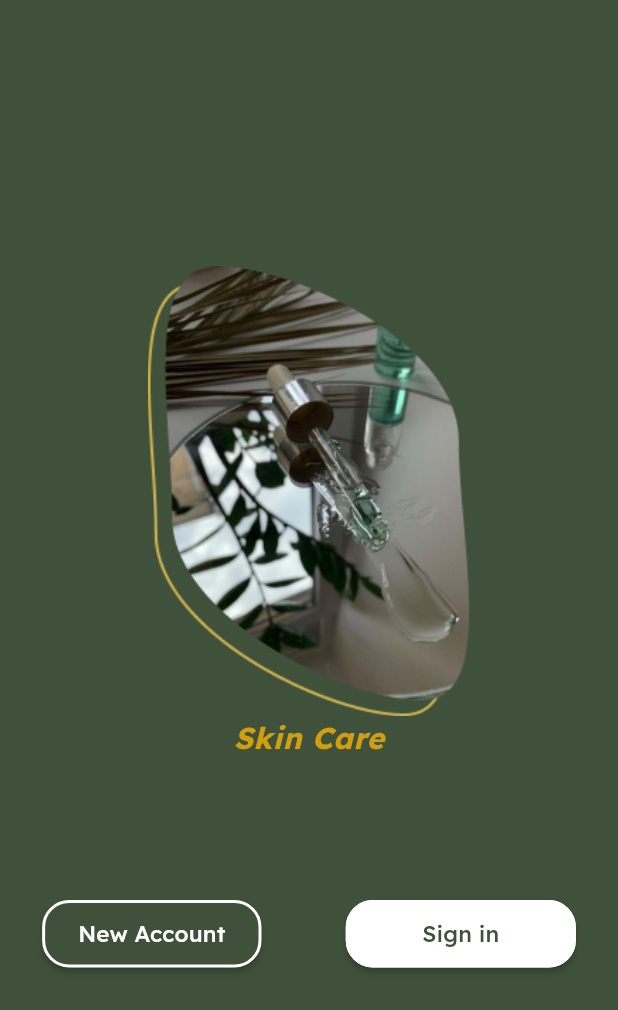
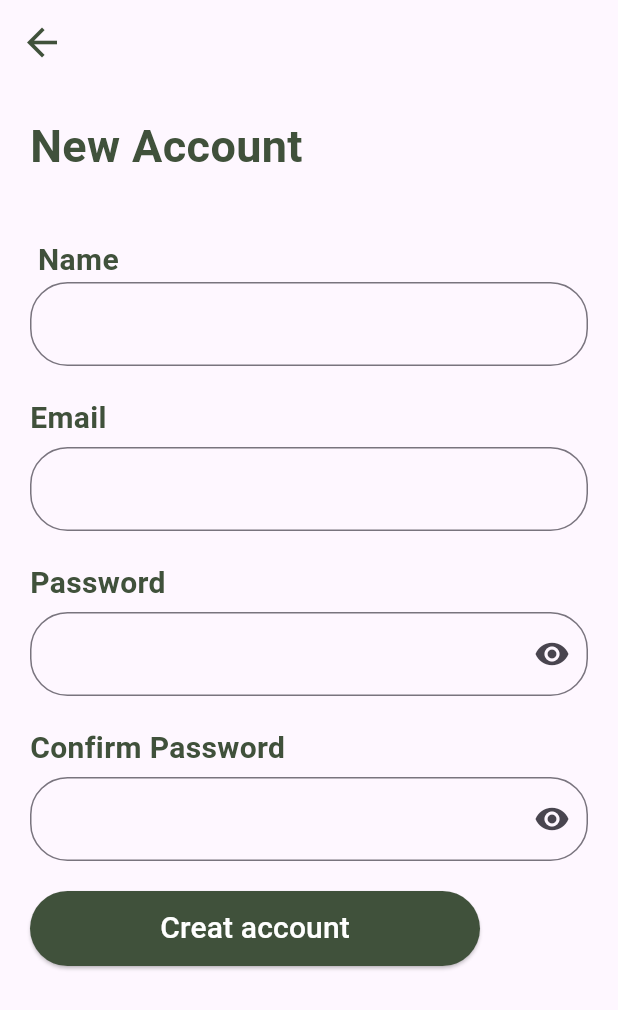
Before and after one commit to E-commerce-SkinCare/SkinCare-mobile, a Flutter app: the screen it shows after launch, after a tap on "New Account", on a phone screen of 412 x 824 dp. Shown: the top 1010 px of the screen. Run offline on Flutter 3.47's test engine with Material 3 defaults, Android fonts, the phone set to English and light mode, and no system bars; our stand-ins replace font_awesome_flutter.

Commit message:
merge two projects

```diff
--- /dev/null
+++ b/lib/screens/registration.dart
@@ -0,0 +1,137 @@
+import 'package:flutter/material.dart';
+
+class SignUpApp extends StatelessWidget {
+  const SignUpApp({super.key});
+  @override
+  Widget build(BuildContext context) {
+    return Scaffold(
+      appBar: AppBar(
+          leading: IconButton(
+              icon: const Icon(Icons.arrow_back),
+              color: const Color(0XFF40513B),
+              onPressed: () => Navigator.of(context).pop(),
+              iconSize: 30)), //appBar
+      body: Padding(
+        padding: const EdgeInsets.all(20.0),
+        child: Column(
+          crossAxisAlignment: CrossAxisAlignment.start,
+          children: [
+            const Text(
+              'New Account',
+              style: TextStyle(
+                color: Color(0XFF40513B),
+                fontSize: 30.0,
+                fontWeight: FontWeight.bold,
+              ), //text style
+            ), //text
+            SizedBox(height: 40.0),
+            Text(
+              ' Name',
+              style: TextStyle(
+                color: Color(0XFF40513B),
+                fontSize: 20.0,
+                fontWeight: FontWeight.bold,
+              ), //text style
+            ), //text
+            SizedBox(
+              child: TextFormField(
+                decoration: InputDecoration(
+                  border: OutlineInputBorder(
+                    borderRadius: BorderRadius.all(Radius.circular(25)),
+                    borderSide: BorderSide(color: Color(0XFF40513B)),
+                  ), //outlineinputborder
+                ), //inputdecoration
+              ), //textformfield
+            ),
+            SizedBox(height: 20.0),
+            const Text(
+              'Email',
+              style: TextStyle(
+                color: Color(0XFF40513B),
+                fontSize: 20.0,
+                fontWeight: FontWeight.bold,
+              ), //text style
+            ), //text
+            SizedBox(height: 5.0),
+            SizedBox(
+              child: TextFormField(
+                keyboardType: TextInputType.emailAddress,
+                decoration: InputDecoration(
+                  border: OutlineInputBorder(
+                    borderRadius: BorderRadius.all(Radius.circular(25)),
+                    borderSide: BorderSide(color: Color(0XFF40513B)),
+                  ), //outlineinputborder
+                ), //inputdecoration
+              ), //textformfield
+            ), //sizedbox
+            SizedBox(height: 20.0),
+            const Text(
+              'Password',
+              style: TextStyle(
+                color: Color(0XFF40513B),
+                fontSize: 20.0,
+                fontWeight: FontWeight.bold,
+              ), //text style
+            ), //text
+            SizedBox(height: 5.0),
+            SizedBox(
+              child: TextFormField(
+                keyboardType: TextInputType.visiblePassword,
+                obscureText: true,
+                decoration: InputDecoration(
+                  suffixIcon: Icon(Icons.remove_red_eye),
+                  border: OutlineInputBorder(
+                    borderRadius: BorderRadius.all(Radius.circular(25)),
+                    borderSide: BorderSide(color: Color(0XFF40513B)),
+                  ), //outlineinputborder
+                ), //inputdecoration
+              ), //textformfield
+            ), //sizedbox
+            SizedBox(height: 20.0),
+            const Text(
+              'Confirm Password',
+              style: TextStyle(
+                color: Color(0XFF40513B),
+                fontSize: 20.0,
+                fontWeight: FontWeight.bold,
+              ), //text style
+            ), //text
+            SizedBox(height: 5.0),
+            SizedBox(
+              child: TextFormField(
+                keyboardType: TextInputType.visiblePassword,
+                obscureText: true,
+                decoration: InputDecoration(
+                  suffixIcon: Icon(Icons.remove_red_eye),
+                  border: OutlineInputBorder(
+                    borderRadius: BorderRadius.all(Radius.circular(25)),
+                    borderSide: BorderSide(color: Color(0XFF40513B)),
+                  ), //outlineinputborder
+                ), //inputdecoration
+              ), //textformfield
+            ), //sizedbox
+            SizedBox(height: 20.0),
+            SizedBox(
+              height: 50.0,
+              width: 300.0,
+              child: ElevatedButton(
+                style: ButtonStyle(
+                    backgroundColor: MaterialStateProperty.all(
+                        const Color(0XFF40513B))), //button style
+                onPressed: () {},
+                child: const Text(
+                  "Creat account",
+                  style: TextStyle(
+                    color: Colors.white,
+                    fontSize: 20,
+                  ), //textstyle
+                ), //text
+              ), //elevated button
+            ), //sizedbox
+          ], //cchildren
+        ), //colunm
+        //B sizedbox
+      ), //column
+    ); //padding
+  } //widget
+} //class
--- a/lib/screens/skin_care.dart
+++ b/lib/screens/skin_care.dart
@@ -2,6 +2,7 @@ import 'package:flutter/cupertino.dart';
 import 'package:flutter/material.dart';
 import 'package:flutter/rendering.dart';
 import 'package:flutter/widgets.dart';
+import 'package:second_project/screens/registration.dart';
 import 'package:second_project/screens/signup_screen.dart';
 
 class SkinCare extends StatelessWidget {
@@ -39,7 +40,10 @@ class SkinCare extends StatelessWidget {
                   minWidth: 20,
                   height: 45,
                   color: Color(0xff40513B),
-                  onPressed: () {},
+                  onPressed: () {
+                    Navigator.push(context,
+                        MaterialPageRoute(builder: (context) => SignUpApp()));
+                  },
                   shape: const OutlineInputBorder(
                     borderRadius: BorderRadius.all(Radius.circular(18)),
                     borderSide: BorderSide(color: Colors.white, width: 2),
--- a/pubspec.yaml
+++ b/pubspec.yaml
@@ -34,6 +34,7 @@ dependencies:
   # The following adds the Cupertino Icons font to your application.
   # Use with the CupertinoIcons class for iOS style icons.
   cupertino_icons: ^1.0.6
+  font_awesome_flutter: ^10.7.0
 
 dev_dependencies:
   flutter_test:
```
Also changed, not shown: lib/screens/cart.dart (+15 -8 lines), lib/screens/home.dart (+8 -3 lines), lib/screens/profile.dart (added, +274 -0 lines), lib/screens/show_product.dart (added, +113 -0 lines), pubspec.lock.
